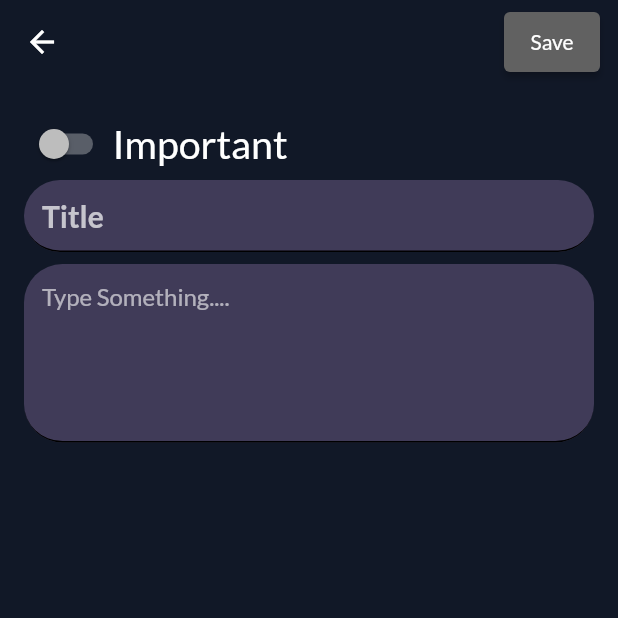
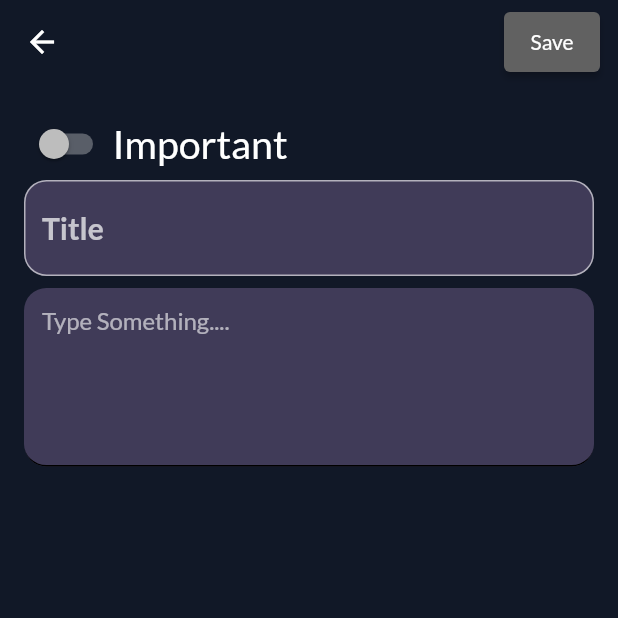
Before and after one commit to achintya-7/your_notes, a Flutter app: the AddEditNotePage screen opened directly, on a phone screen of 412 x 824 dp, the top half of it. Run offline on Flutter 3.47's test engine with Material 2 defaults, Android fonts, the phone set to English and light mode, and no system bars; our stand-ins replace google_fonts, local_auth, sqflite, velocity_x; accounts and stored records are empty.

```diff
--- a/lib/pages/add_edit_note_page.dart
+++ b/lib/pages/add_edit_note_page.dart
@@ -43,9 +43,11 @@ class _AddEditNotePageState extends State<AddEditNotePage> {
           isImportant: isImportant,
           title: title,
           description: description,
-          onChangedImportant: (isImportant) => setState(() => this.isImportant = isImportant),
+          onChangedImportant: (isImportant) =>
+              setState(() => this.isImportant = isImportant),
           onChangedTitle: (title) => setState(() => this.title = title),
-          onChangedDescription: (description) => setState(() => this.description = description),
+          onChangedDescription: (description) =>
+              setState(() => this.description = description),
         ),
       ),
     );
@@ -58,8 +60,8 @@ class _AddEditNotePageState extends State<AddEditNotePage> {
         padding: EdgeInsets.symmetric(vertical: 8, horizontal: 12),
         child: ElevatedButton(
           style: ElevatedButton.styleFrom(
-            onPrimary: Colors.white,
-            primary: isFormValid ? Colors.green.shade500 : Colors.grey.shade700,
+            foregroundColor: Colors.white,
+            backgroundColor: isFormValid ? Colors.green.shade500 : Colors.grey.shade700,
           ),
           onPressed: addorUpdateNote,
           child: Text('Save'),
@@ -76,11 +78,9 @@ class _AddEditNotePageState extends State<AddEditNotePage> {
       if (isUpdating) {
         await updateNote();
         Navigator.of(context).pop();
-
       } else {
         await addNote();
       }
-
 
       Navigator.of(context).pop();
     }
--- a/lib/widgets/note_form_widget.dart
+++ b/lib/widgets/note_form_widget.dart
@@ -58,23 +58,29 @@ class NoteFormWidget extends StatelessWidget {
           fontSize: 20,
         ),
         decoration: InputDecoration(
-          border: InputBorder.none,
+          border: OutlineInputBorder(
+            borderSide: BorderSide(color: Colors.transparent),
+            borderRadius: BorderRadius.circular(15),
+          ),
           hintText: 'Title',
           hintStyle: TextStyle(color: Colors.white70),
           fillColor: Mytheme.darkBluishColor,
           filled: true,
 
-          enabledBorder: UnderlineInputBorder(
-            borderSide: BorderSide(color: Colors.black),
-            borderRadius: BorderRadius.circular(25.7),
-          ),
-          focusedBorder: OutlineInputBorder(
-            borderSide: BorderSide(color: Colors.black),
-            borderRadius: BorderRadius.circular(25.7),
-          ),
+          // enabledBorder: UnderlineInputBorder(
+          //   borderSide: BorderSide(color: Colors.black),
+          //   borderRadius: BorderRadius.circular(15),
+          // ),
+          // focusedBorder: OutlineInputBorder(
+          //   borderSide: BorderSide(color: Colors.black),
+          //   borderRadius: BorderRadius.circular(15),
+          // ),
+          // errorBorder: OutlineInputBorder(
+          //   borderSide: BorderSide(color: Colors.red),
+          //   borderRadius: BorderRadius.circular(15),
+          // ),
         ),
-        validator: (title) =>
-            title != null && title.isEmpty ? 'Title cannot be empty' : null,
+        validator: (title) => title != null && title.isEmpty ? 'Title cannot be empty' : null,
         onChanged: onChangedTitle,
   );
 
@@ -90,16 +96,13 @@ class NoteFormWidget extends StatelessWidget {
           filled: true,
           enabledBorder: UnderlineInputBorder(
             borderSide: BorderSide(color: Colors.black),
-            borderRadius: BorderRadius.circular(25.7),
+            borderRadius: BorderRadius.circular(15),
           ),
           focusedBorder: OutlineInputBorder(
             borderSide: BorderSide(color: Colors.black),
-            borderRadius: BorderRadius.circular(25.7),
+            borderRadius: BorderRadius.circular(15),
           ),
         ),
-        validator: (title) => title != null && title.isEmpty
-            ? 'The description cannot be empty'
-            : null,
         onChanged: onChangedDescription,
   );
 }
```
Also changed, not shown: lib/auth/local_auth.dart (added, +25 -0 lines), lib/pages/note_page.dart (+19 -4 lines).
